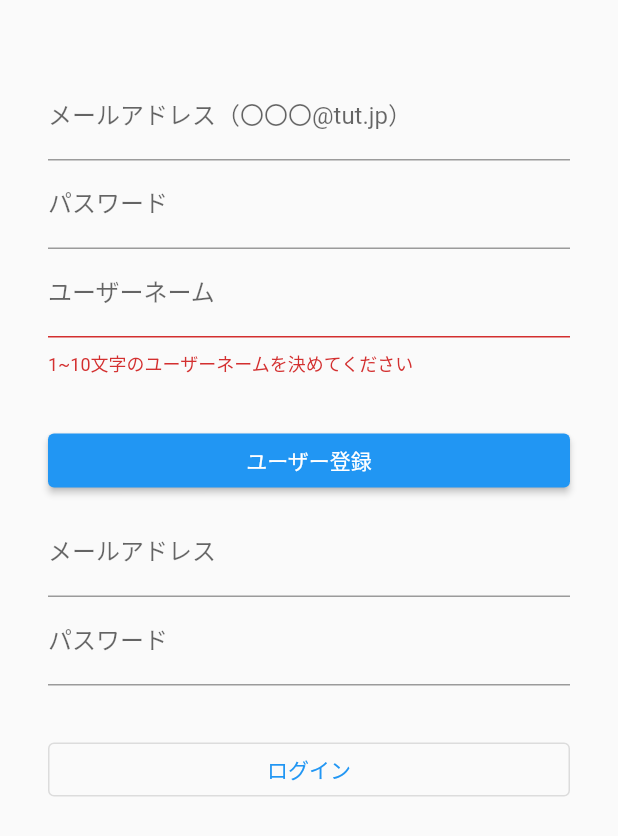
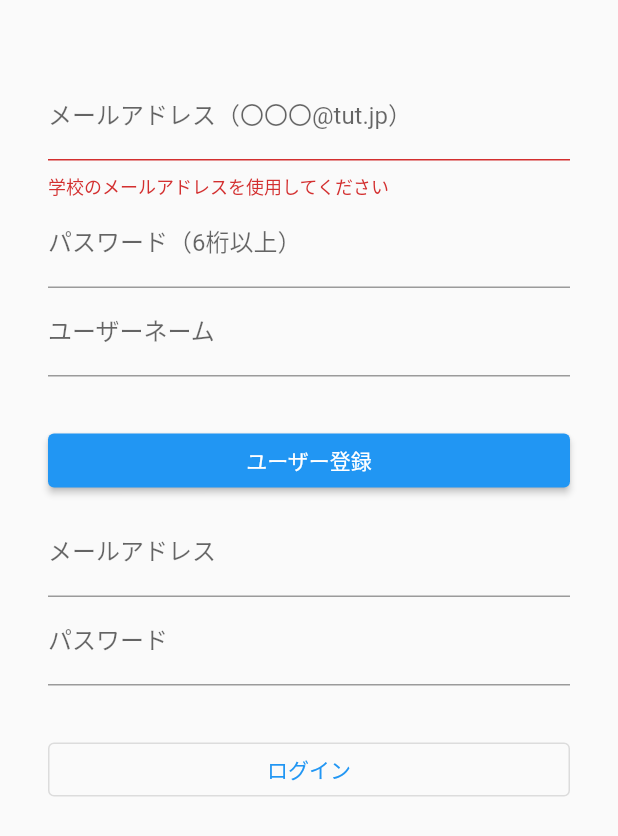
Before and after one commit to Ohno0704/Buyear, a Flutter app: the LoginPage screen opened directly, after a tap on "ユーザー登録", on a phone screen of 412 x 824 dp. Shown: the top 836 px of the screen. Run offline on Flutter 3.47's test engine with Material 2 defaults, Android fonts, the phone set to English and light mode, and no system bars; our stand-ins replace cloud_firestore, firebase_auth, firebase_core, firebase_storage, flutter_chat_types, flutter_chat_ui and 3 more; accounts and stored records are empty.

Commit message:
ログインフィルター（仮）できた

```diff
--- a/lib/Start/LoginPage.dart
+++ b/lib/Start/LoginPage.dart
@@ -12,6 +12,8 @@
 
 class _MyAuthPageState extends State<LoginPage> {
 
+  final GlobalKey<FormState> _mail_key = GlobalKey<FormState>();
+  final GlobalKey<FormState> _password_key = GlobalKey<FormState>();
   final GlobalKey<FormState> _key = GlobalKey<FormState>();
 
   // 登録、ログインに関する情報を表示
@@ -24,6 +26,8 @@
   String? newUsername;
   String loginMailAdress = '';
   String loginPassword = '';
+
+  String tut_filter = "@tut.jp";
 
   @override
   Widget build(BuildContext context) {
@@ -42,23 +46,43 @@
             mainAxisAlignment: MainAxisAlignment.center,
             children: <Widget>[
               const SizedBox(height: 16.0),
-              TextFormField(
-                decoration: InputDecoration(labelText: 'メールアドレス（〇〇〇@tut.jp）'),
+              Form(
+                key: _mail_key,
+                child: TextFormField(
                 onChanged: (String text) {
                   setState(() {
                     newMailAdress = text;
                   });
                 },
-              ),
-              TextFormField(
-                decoration: InputDecoration(labelText: 'パスワード'),
+                validator: (value) {
+                  if(!value!.contains(tut_filter)) {
+                    return ('学校のメールアドレスを使用してください');
+                  }
+                },
+                onSaved: (value) => null,
+                decoration: InputDecoration(labelText: 'メールアドレス（〇〇〇@tut.jp）'),
                 // パスワードが見えないようにする
                 // obscureText: true,
+                ),
+              ),
+              Form(
+                key: _password_key,
+                child: TextFormField(
                 onChanged: (String text) {
                   setState(() {
                     newPassword = text;
                   });
                 },
+                validator: (value) {
+                  if(value!.length < 6) {
+                    return ('6桁以上のパスワードにしましょう');
+                  }
+                },
+                onSaved: (value) => null,
+                decoration: InputDecoration(labelText: 'パスワード（6桁以上）'),
+                // パスワードが見えないようにする
+                // obscureText: true,
+                ),
               ),
               Form(
                 key: _key,
@@ -77,8 +101,8 @@
                 decoration: InputDecoration(labelText: 'ユーザーネーム'),
                 // パスワードが見えないようにする
                 // obscureText: true,
+                ),
               ),
-                ),
               Container(
                 padding: EdgeInsets.all(8),
                 // メッセージ表示
@@ -91,6 +115,10 @@
                   child: Text('ユーザー登録'),
                   onPressed: () async {
                     try {
+                      if (!_mail_key.currentState!.validate()) return;
+                      _mail_key.currentState!.save();
+                      if (!_password_key.currentState!.validate()) return;
+                      _password_key.currentState!.save();
                       if (!_key.currentState!.validate()) return;
                       _key.currentState!.save();
                       // メール/パスワードでユーザー登録
```
